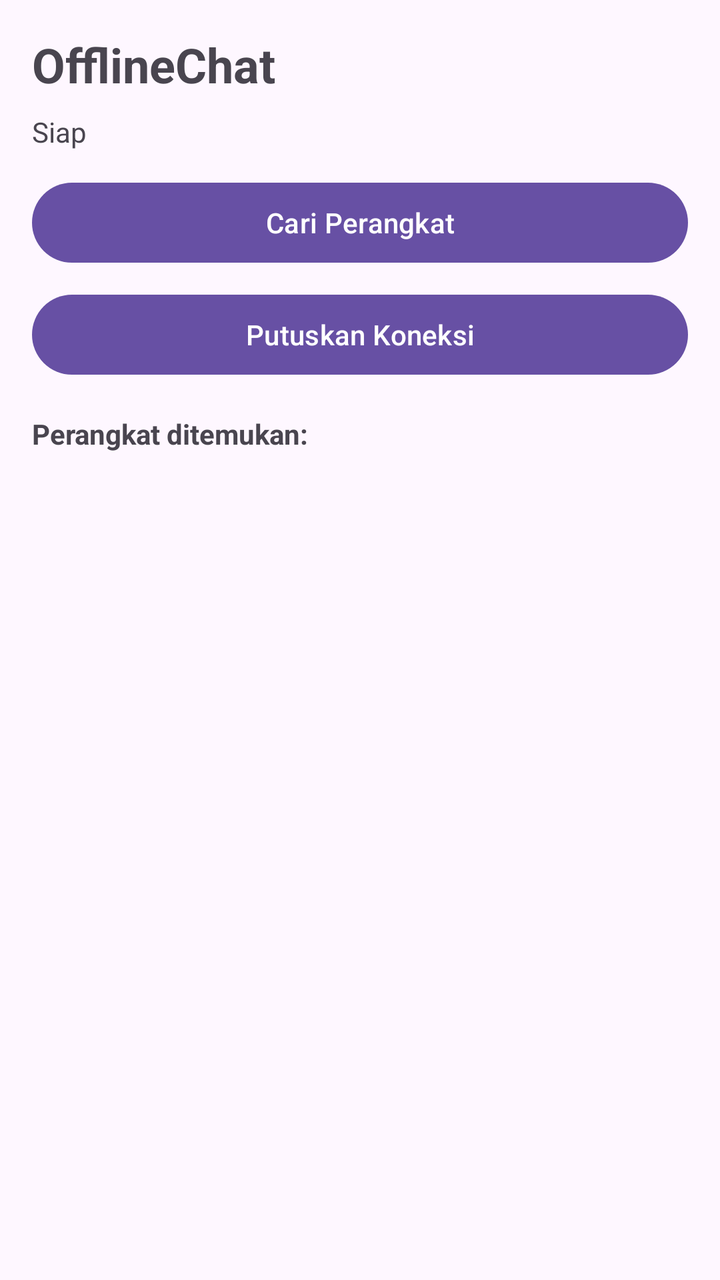
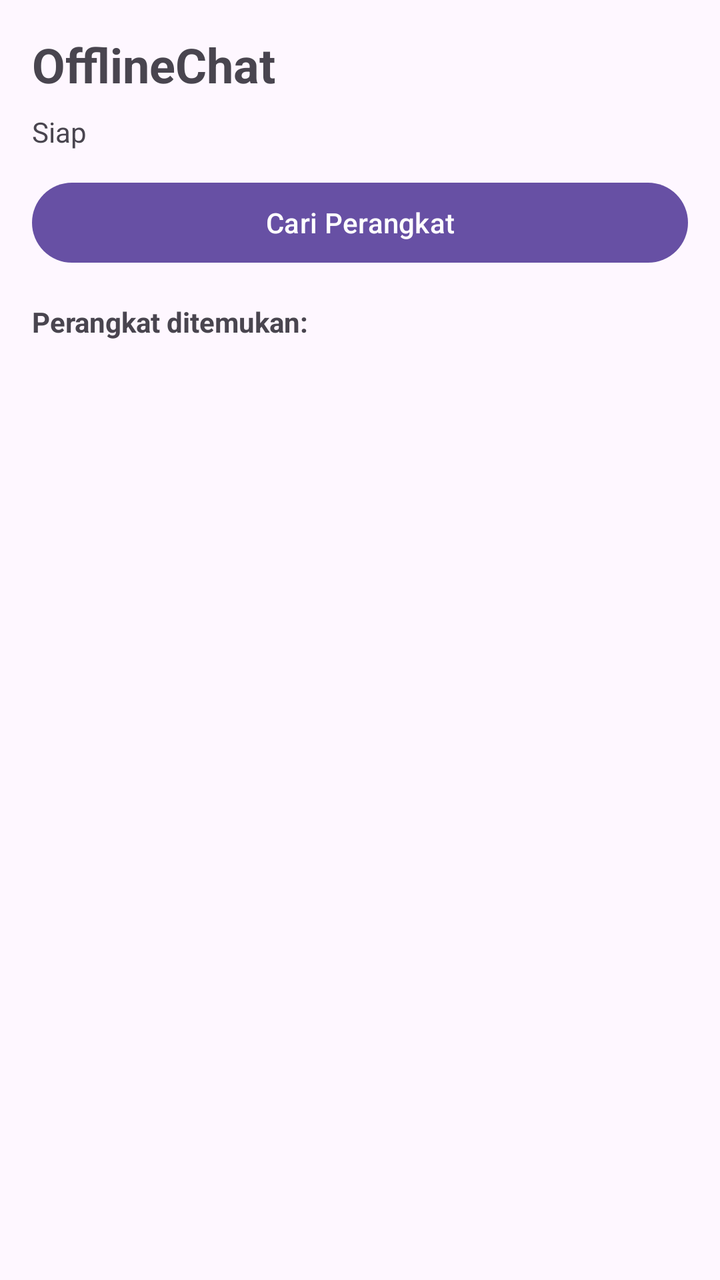

Screens rendered from an Android XML layout before and after an edit, with the pre-edit source and the edit as a unified diff.
<!-- AndroidManifest.xml: application theme Theme.Material3.DayNight.NoActionBar -->
<!-- res/layout/activity_main.xml -->
<?xml version="1.0" encoding="utf-8"?>
<LinearLayout xmlns:android="http://schemas.android.com/apk/res/android"
    android:layout_width="match_parent"
    android:layout_height="match_parent"
    android:orientation="vertical"
    android:padding="16dp">

    <TextView
        android:layout_width="match_parent"
        android:layout_height="wrap_content"
        android:text="OfflineChat"
        android:textSize="24sp"
        android:textStyle="bold"
        android:paddingBottom="8dp" />

    <TextView
        android:id="@+id/statusText"
        android:layout_width="match_parent"
        android:layout_height="wrap_content"
        android:text="Siap"
        android:textSize="14sp"
        android:paddingBottom="12dp" />

    <Button
        android:id="@+id/btnScan"
        android:layout_width="match_parent"
        android:layout_height="wrap_content"
        android:text="Cari Perangkat" />

    <Button
        android:id="@+id/btnDisconnect"
        android:layout_width="match_parent"
        android:layout_height="wrap_content"
        android:layout_marginTop="8dp"
        android:text="Putuskan Koneksi" />

    <TextView
        android:layout_width="match_parent"
        android:layout_height="wrap_content"
        android:text="Perangkat ditemukan:"
        android:paddingTop="16dp"
        android:paddingBottom="8dp"
        android:textStyle="bold" />

    <androidx.recyclerview.widget.RecyclerView
        android:id="@+id/peerList"
        android:layout_width="match_parent"
        android:layout_height="0dp"
        android:layout_weight="1" />
</LinearLayout>
<!-- resources referenced by this layout -->
<resources>

</resources>

<!-- the commit's change to res/layout/activity_main.xml (unified diff, before → after) -->
@@ -28,11 +28,20 @@
         android:text="Cari Perangkat" />
 
     <Button
+        android:id="@+id/btnOpenChat"
+        android:layout_width="match_parent"
+        android:layout_height="wrap_content"
+        android:layout_marginTop="8dp"
+        android:text="Buka Chat"
+        android:visibility="gone" />
+
+    <Button
         android:id="@+id/btnDisconnect"
         android:layout_width="match_parent"
         android:layout_height="wrap_content"
         android:layout_marginTop="8dp"
-        android:text="Putuskan Koneksi" />
+        android:text="Putuskan Koneksi"
+        android:visibility="gone" />
 
     <TextView
         android:layout_width="match_parent"
